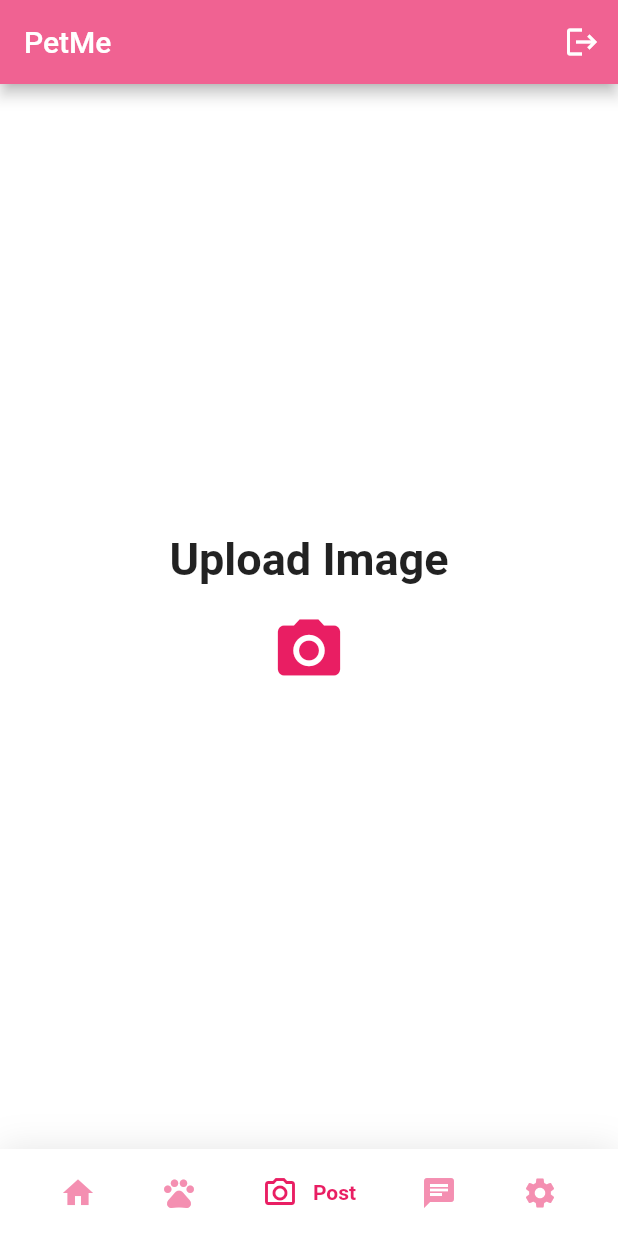
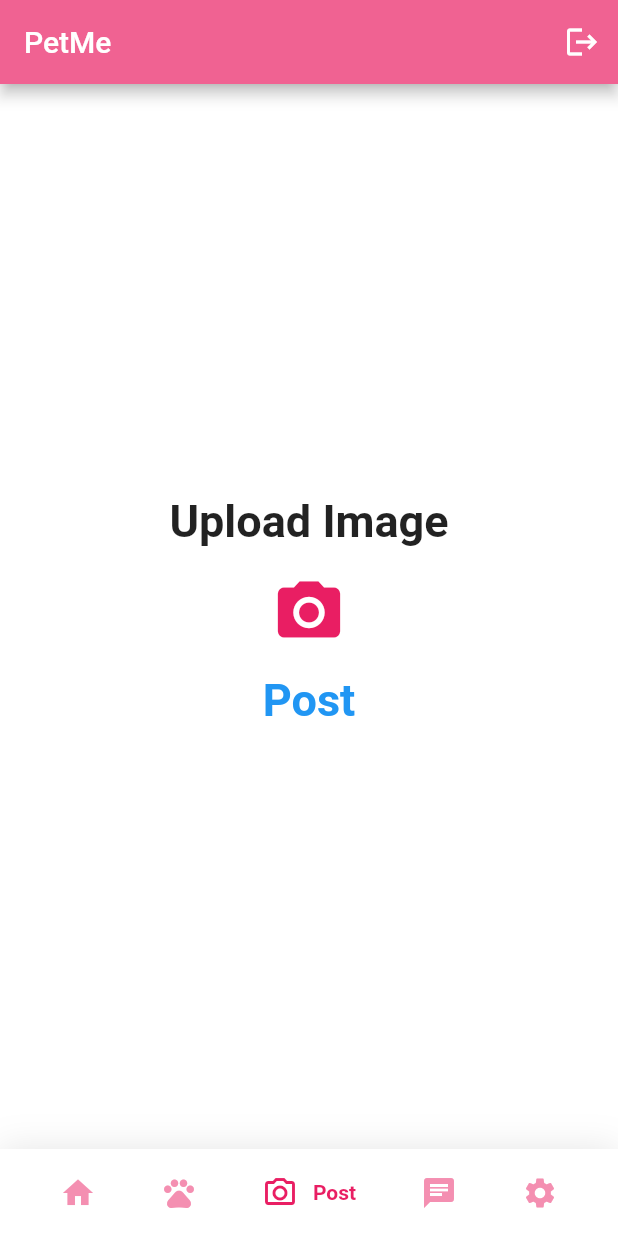
Before and after one commit to PetMeOfficial/PetMeOfficial, a Flutter app: the screen it shows once a user with an empty profile is signed in, item 3 of the bottom bar chosen, on a phone screen of 412 x 824 dp. Run offline on Flutter 3.47's test engine with Material 2 defaults, Android fonts, the phone set to English and light mode, and no system bars; drawn by our look-alikes of google_nav_bar; our stand-ins replace cloud_firestore, firebase_auth, firebase_core, firebase_storage, get, image_picker; accounts and stored records are empty.

Commit message:
Successfully Uploading to Storage and Firestore DB simultaneously.

```diff
--- /dev/null
+++ b/petme/lib/models/posts.dart
@@ -0,0 +1,25 @@
+import 'package:cloud_firestore/cloud_firestore.dart';
+
+class Post {
+  final DateTime datePublished;
+  final String postUrl;
+
+  const Post({
+    required this.datePublished,
+    required this.postUrl,
+  });
+
+  static Post fromSnap(DocumentSnapshot snap) {
+    var snapshot = snap.data() as Map<String, dynamic>;
+
+    return Post(
+        datePublished: snapshot["datePublished"],
+        postUrl: snapshot['postUrl'],
+    );
+  }
+
+  Map<String, dynamic> toJson() => {
+        "datePublished": datePublished,
+        'postUrl': postUrl,
+      };
+}
--- /dev/null
+++ b/petme/lib/models/user.dart
@@ -0,0 +1,44 @@
+import 'package:cloud_firestore/cloud_firestore.dart';
+
+class User {
+  final String email;
+  final String uid;
+  final String photoUrl;
+  final String username;
+  final String bio;
+  final List followers;
+  final List following;
+
+  const User(
+      {required this.username,
+        required this.uid,
+        required this.photoUrl,
+        required this.email,
+        required this.bio,
+        required this.followers,
+        required this.following});
+
+  static User fromSnap(DocumentSnapshot snap) {
+    var snapshot = snap.data() as Map<String, dynamic>;
+
+    return User(
+      username: snapshot["username"],
+      uid: snapshot["uid"],
+      email: snapshot["email"],
+      photoUrl: snapshot["photoUrl"],
+      bio: snapshot["bio"],
+      followers: snapshot["followers"],
+      following: snapshot["following"],
+    );
+  }
+
+  Map<String, dynamic> toJson() => {
+    "username": username,
+    "uid": uid,
+    "email": email,
+    "photoUrl": photoUrl,
+    "bio": bio,
+    "followers": followers,
+    "following": following,
+  };
+}
--- /dev/null
+++ b/petme/lib/providers/user_provider.dart
@@ -0,0 +1,17 @@
+import 'package:flutter/widgets.dart';
+import 'package:petme/models/user.dart';
+import 'package:petme/screens/FirebaseFunctions/auth_methods.dart';
+
+
+class UserProvider with ChangeNotifier {
+  User? _user;
+  final AuthMethods _authMethods = AuthMethods();
+
+  User get getUser => _user!;
+
+  Future<void> refreshUser() async {
+    User user = await _authMethods.getUserDetails();
+    _user = user;
+    notifyListeners();
+  }
+}
--- /dev/null
+++ b/petme/lib/screens/FirebaseFunctions/firestore_methods.dart
@@ -0,0 +1,31 @@
+import 'dart:typed_data';
+
+import 'package:cloud_firestore/cloud_firestore.dart';
+import 'package:flutter/material.dart';
+import 'package:petme/models/posts.dart';
+import 'package:petme/screens/FirebaseFunctions/storage_methods.dart';
+import 'package:uuid/uuid.dart';
+
+class FirestoreMethods{
+  final FirebaseFirestore _firestore = FirebaseFirestore.instance;
+
+  // Upload Posts
+  Future<String> uploadPost(Uint8List file) async {
+    String res = "some error occured";
+    try{
+      final storageMethods = StorageMethods();
+      String photoUrl = await storageMethods.uploadImageToStorage('posts', file, true);
+
+      Post post = Post(
+        datePublished: DateTime.now(),
+        postUrl: photoUrl,
+      );
+      _firestore.collection('posts').doc().set(post.toJson(),);
+      res = "Success";
+      debugPrint("Success");
+    } catch(err){
+      res = err.toString();
+    }
+    return res;
+  }
+}
--- /dev/null
+++ b/petme/lib/screens/HomeScreen/Navigation/add_post_screen.dart
@@ -0,0 +1,198 @@
+import 'dart:io';
+import 'dart:typed_data';
+import 'package:cloud_firestore/cloud_firestore.dart';
+import 'package:firebase_auth/firebase_auth.dart';
+import 'package:firebase_storage/firebase_storage.dart';
+import 'package:flutter/material.dart';
+import 'package:image_picker/image_picker.dart';
+import 'package:petme/screens/FirebaseFunctions/firestore_methods.dart';
+import 'package:petme/screens/Login/login_page.dart';
+
+
+import '../../../providers/user_provider.dart';
+
+class AddPostScreen extends StatefulWidget {
+  const AddPostScreen({Key? key}) : super(key: key);
+
+  @override
+  State<AddPostScreen> createState() => _AddPostScreenState();
+}
+
+class _AddPostScreenState extends State<AddPostScreen> {
+  Uint8List? _file;
+
+  void postImage() async {
+    try{
+      String res = await FirestoreMethods().uploadPost(
+          _file!,
+      );
+
+
+      if(res == "Success"){
+        debugPrint("Successful");
+      }else{
+        debugPrint("Failed");
+      }
+    } catch(e){
+      debugPrint(e.toString());
+    }
+  }
+
+  pickImage(ImageSource source) async {
+    final ImagePicker imagepicker = ImagePicker();
+    XFile? file = await imagepicker.pickImage(source: source);
+    if(file != null){
+      return await file.readAsBytes();
+    }
+    debugPrint("No Image Selected");
+  }
+  void clearImage() {
+    setState(() {
+      _file = null;
+    });
+  }
+
+  selectImage(parentContext){
+    return showDialog(
+        context: parentContext,
+        builder: (context){
+          return SimpleDialog(
+            shape: RoundedRectangleBorder(borderRadius: BorderRadius.circular(20)),
+            elevation: 1,
+            backgroundColor: Colors.black87,
+            title: const Text(
+              "Create Post",style: TextStyle(
+                fontSize: 26,
+                fontWeight: FontWeight.bold,
+                color: Colors.white
+            ),
+            ),
+            children: <Widget>[
+              SimpleDialogOption(
+                onPressed:  () async {
+                  Navigator.of(context).pop();
+                  Uint8List file = await pickImage(ImageSource.camera);
+                  setState(() {
+                    _file = file;
+                  });
+                },
+                child: const Text("From Camera",style: TextStyle(fontSize: 20,color: Colors.white),),
+              ),
+              SimpleDialogOption(
+                onPressed: () async {
+                  Navigator.of(context).pop();
+                  Uint8List file = await pickImage(ImageSource.gallery);
+                  setState(() {
+                    _file = file;
+                  });
+                },
+                padding: const EdgeInsets.symmetric(horizontal: 20,vertical: 20),
+                child: const Text("From Gallery",style: TextStyle(fontSize: 20,color: Colors.white),),
+              ),
+              SimpleDialogOption(
+                child: const Text("Cancel",style: TextStyle(fontSize: 20,color: Colors.white),),
+                onPressed: () => Navigator.pop(context),
+              ),
+            ],
+          );
+        }
+    );
+  }
+
+  @override
+  Widget build(BuildContext context) {
+    // final UserProvider userProvider = Provider.of<UserProvider>(context);
+    final user = FirebaseAuth.instance.currentUser!;
+    return _file == null? Column(
+      mainAxisAlignment: MainAxisAlignment.center,
+      children: [
+        Container(
+          padding: const EdgeInsets.only(bottom: 10),
+          child: const Text(
+            "Upload Image" ,
+            style: TextStyle(
+                fontWeight: FontWeight.bold,
+                fontSize: 30,
+                color: Colors.black87
+            ),
+          ),
+        ),
+        IconButton(
+          icon: const Icon(Icons.camera_alt),
+          iconSize: 50,
+          color: Colors.pink,
+          onPressed: () => selectImage(context),
+        ),
+        TextButton(
+            onPressed: () => postImage(),
+            child: const Text(
+                'Post',
+              style: TextStyle(
+                color: Colors.blue,
+                fontSize: 30,
+                fontWeight: FontWeight.bold,
+              ),
+            ),
+        ),
+      ],
+    ):
+    Scaffold(
+      appBar: AppBar(
+        backgroundColor: Colors.black,
+        leading: IconButton(
+          icon: const Icon(Icons.arrow_back),
+          onPressed: clearImage,
+        ),
+        title: const Text(
+          'Selected Image',
+        ),
+        centerTitle: false,
+        actions: <Widget>[
+          TextButton(
+            onPressed: () {
+              postImage();
+            },
+            child: const Text(
+              "Post",
+              style: TextStyle(
+                  color: Colors.blueAccent,
+                  fontWeight: FontWeight.bold,
+                  fontSize: 22.0),
+            ),
+          )
+        ],
+      ),
+      // POST FORM
+      body: Column(
+        children: <Widget>[
+          Row(
+            mainAxisAlignment: MainAxisAlignment.spaceAround,
+            crossAxisAlignment: CrossAxisAlignment.start,
+            children: <Widget>[
+              Padding(
+                padding: const EdgeInsets.only(top: 20),
+                child: SizedBox(
+                  height: 300.0,
+                  width: 300.0,
+                  child: AspectRatio(
+                    aspectRatio: 16 / 9,
+                    child: Container(
+                      // height: 500,
+                      decoration: BoxDecoration(
+                          image: DecorationImage(
+                            fit: BoxFit.fill,
+                            alignment: FractionalOffset.center,
+                            image: MemoryImage(_file!),
+                          )),
+                    ),
+                  ),
+                ),
+              ),
+            ],
+          ),
+          const Divider(),
+        ],
+      ),
+    );
+  }
+}
--- a/petme/lib/screens/HomeScreen/Navigation/upload_post.dart
+++ /dev/null
@@ -1,97 +0,0 @@
-import 'dart:typed_data';
-import 'package:flutter/material.dart';
-import 'package:image_picker/image_picker.dart';
-
-class UploadPosts extends StatefulWidget {
-  const UploadPosts({Key? key}) : super(key: key);
-
-  @override
-  State<UploadPosts> createState() => _UploadPostsState();
-}
-
-class _UploadPostsState extends State<UploadPosts> {
-  Uint8List? _file;
-
-  pickImage(ImageSource source) async {
-    final ImagePicker imagepicker = ImagePicker();
-    XFile? file = await imagepicker.pickImage(source: source);
-
-    if(file != null){
-      return await file.readAsBytes();
-    }
-    debugPrint("No Image Selected");
-  }
-
-  selectImage(parentContext){
-    return showDialog(
-        context: parentContext,
-        builder: (context){
-          return SimpleDialog(
-            shape: RoundedRectangleBorder(borderRadius: BorderRadius.circular(20)),
-            elevation: 1,
-            backgroundColor: Colors.black87,
-            title: const Text(
-              "Create Post",style: TextStyle(
-                fontSize: 26,
-                fontWeight: FontWeight.bold,
-                color: Colors.white
-            ),
-            ),
-            children: <Widget>[
-              SimpleDialogOption(
-                onPressed:  () async {
-                  Navigator.of(context).pop();
-                  Uint8List file = await pickImage(ImageSource.camera);
-                  setState(() {
-                    _file = file;
-                  });
-                },
-                child: const Text("From Camera",style: TextStyle(fontSize: 20,color: Colors.white),),
-              ),
-              SimpleDialogOption(
-                onPressed: () async {
-                  Navigator.of(context).pop();
-                  Uint8List file = await pickImage(ImageSource.gallery);
-                  setState(() {
-                    _file = file;
-                  });
-                },
-                padding: const EdgeInsets.symmetric(horizontal: 20,vertical: 20),
-                child: const Text("From Gallery",style: TextStyle(fontSize: 20,color: Colors.white),),
-              ),
-              SimpleDialogOption(
-                child: const Text("Cancel",style: TextStyle(fontSize: 20,color: Colors.white),),
-                onPressed: () => Navigator.pop(context),
-              ),
-            ],
-          );
-        }
-    );
-  }
-
-  @override
-  Widget build(BuildContext context) {
-    return Column(
-      mainAxisAlignment: MainAxisAlignment.center,
-      children: [
-        Container(
-          padding: const EdgeInsets.only(bottom: 10),
-          child: const Text(
-            "Upload Image" ,
-            style: TextStyle(
-                fontWeight: FontWeight.bold,
-                fontSize: 30,
-                color: Colors.black87
-            ),
-          ),
-        ),
-        IconButton(
-          icon: const Icon(Icons.camera_alt),
-          iconSize: 50,
-          color: Colors.pink,
-          onPressed: () => selectImage(context),
-        )
-      ],
-    );
-  }
-}
--- a/petme/lib/screens/HomeScreen/main_page.dart
+++ b/petme/lib/screens/HomeScreen/main_page.dart
@@ -5,7 +5,7 @@ import 'package:google_nav_bar/google_nav_bar.dart';
 import 'package:petme/screens/HomeScreen/Navigation/chat_page.dart';
 import 'package:petme/screens/HomeScreen/Navigation/home_page.dart';
 import 'package:petme/screens/HomeScreen/Navigation/settings_page.dart';
-import 'package:petme/screens/HomeScreen/Navigation/upload_post.dart';
+import 'package:petme/screens/HomeScreen/Navigation/add_post_screen.dart';
 
 import 'Navigation/pet_page.dart';
 
@@ -22,7 +22,7 @@ class _MainPageState extends State<MainPage> {
   static const List<Widget> _widgetOptions = <Widget>[
     HomePage(),
     PetPage(),
-    UploadPosts(),
+    AddPostScreen(),
     ChatPage(),
     SettingsPage(),
   ];
--- a/petme/lib/screens/Login/login_page.dart
+++ b/petme/lib/screens/Login/login_page.dart
@@ -17,7 +17,7 @@ class _MyLoginState extends State<MyLogin> {
   final emailController = TextEditingController();
   final passwordController = TextEditingController();
 
-  // final user = FirebaseAuth.instance.currentUser!;
+  final user = FirebaseAuth.instance.currentUser!;
 
   //Sign In method
   Future signIn() async {
--- a/petme/pubspec.yaml
+++ b/petme/pubspec.yaml
@@ -43,6 +43,7 @@ dependencies:
   google_nav_bar: ^5.0.6
   firebase_storage: ^11.0.14
   image_picker: ^0.8.6+3
+  uuid: ^3.0.7
 
 dev_dependencies:
   flutter_test:
```
Also changed, not shown: petme/lib/screens/FirebaseFunctions/auth_methods.dart (added, +98 -0 lines), petme/lib/screens/FirebaseFunctions/storage_methods.dart (added, +31 -0 lines), petme/pubspec.lock.
